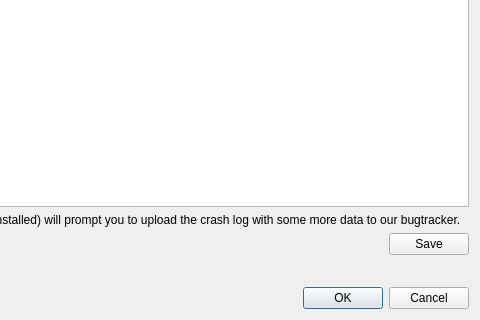
The window that src/plugins/anhero/crashprocess/crashdialog.ui (0xd34df00d/leechcraft) describes before a commit, drawn with Qt 5; both pictures show x 530 to 1010 and y 380 to 700 of the 1010 by 700 pixel window.
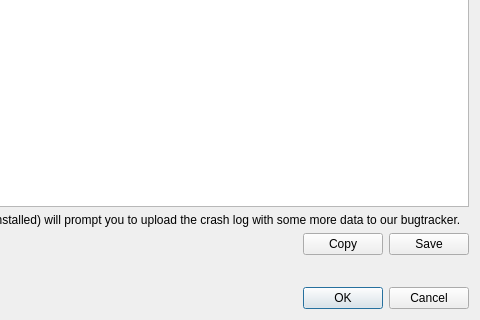
The same window after the commit. Icons and pictures are not drawn.

Commit message: AnHero: "Copy" button.

Patch:
```diff
--- a/src/plugins/anhero/crashprocess/crashdialog.ui
+++ b/src/plugins/anhero/crashprocess/crashdialog.ui
@@ -52,6 +52,16 @@
        </property>
       </spacer>
      </item>
+     <item>
+      <widget class="QPushButton" name="Copy_">
+       <property name="text">
+        <string>Copy</string>
+       </property>
+       <property name="icon">
+        <iconset theme="edit-copy"/>
+       </property>
+      </widget>
+     </item>
      <item>
       <widget class="QPushButton" name="Save_">
        <property name="text">
```
The commit also changes 2 other files.
